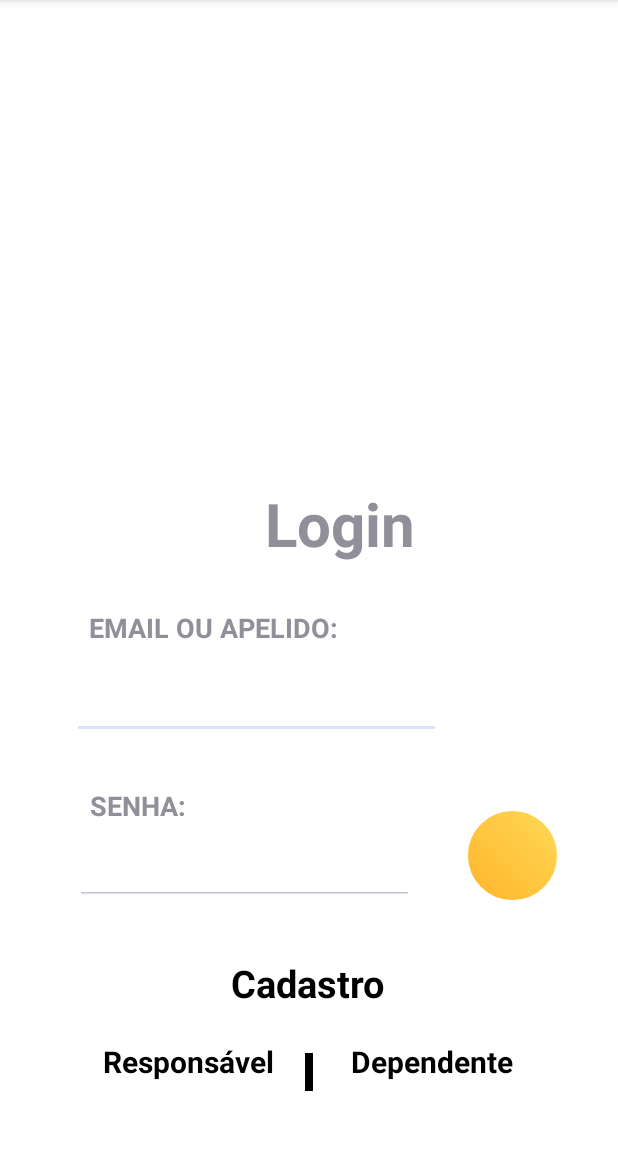
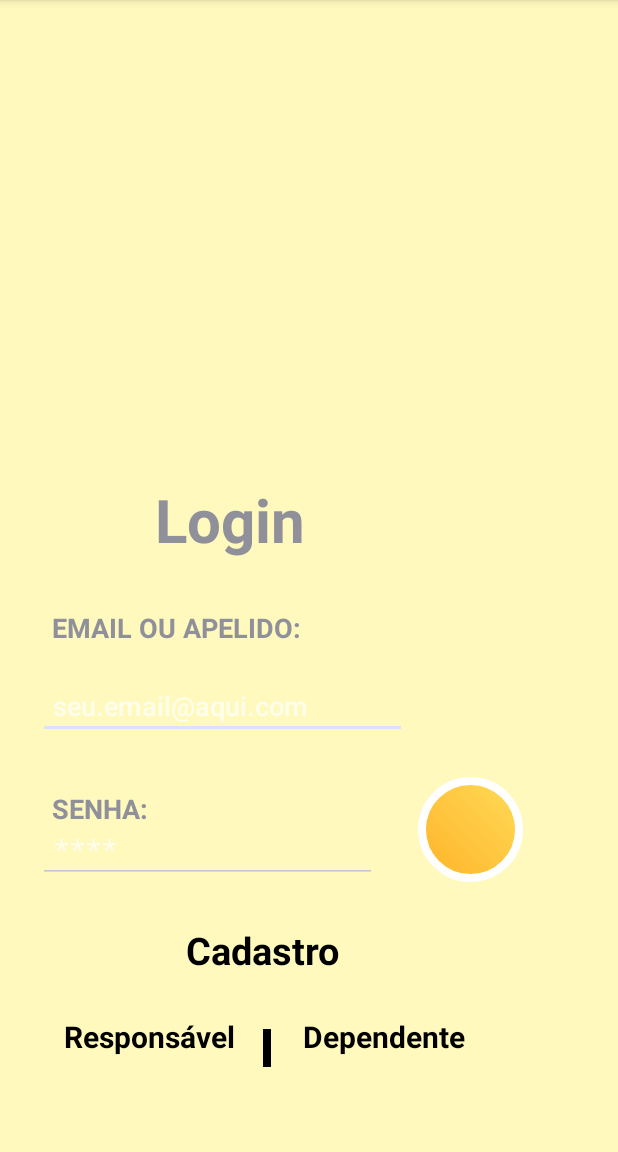
Before and after one commit to alanabanana/Babbler2, an Android app: the screen it shows after launch (LoginActivity), on a phone screen of 412 x 824 dp, the part 84-1236 px from its top. Run offline under Robolectric (Android 15) with nearby library versions, the phone set to English and light mode, and no system bars.

Commit message:
arrumar os áudios

```diff
--- a/app/src/main/java/com/example/ifpr/tccdaalana/ComunicaçãoActivity.java
+++ b/app/src/main/java/com/example/ifpr/tccdaalana/ComunicaçãoActivity.java
@@ -13,7 +13,11 @@ public class ComunicaçãoActivity extends AppCompatActivity {
         setContentView(R.layout.activity_comunicacao);
     }
     public void hello (View v) {
-        MediaPlayer mediaPlayer = MediaPlayer.create(this, R.raw.);
+        MediaPlayer mediaPlayer = MediaPlayer.create(this, R.raw.oi);
+        mediaPlayer.start();
+    }
+    public void bye (View v) {
+        MediaPlayer mediaPlayer = MediaPlayer.create(this, R.raw.tchau);
         mediaPlayer.start();
     }
     public void TelaComunicacaoComida(View v){
--- a/app/src/main/java/com/example/ifpr/tccdaalana/ImagemActivity.java
+++ b/app/src/main/java/com/example/ifpr/tccdaalana/ImagemActivity.java
@@ -314,7 +314,7 @@ public class ImagemActivity extends Activity {
     }
     public void escolheuMaisSad (View v) {
         Bundle bundle = new Bundle();
-        bundle.putString("Imagem", "maisSad");
+        bundle.putString("Imagem", "maisad");
         Intent intent = new Intent(this, AdicionarBotaoActivity.class);
         intent.putExtras(bundle);
         startActivity(intent);
@@ -391,7 +391,7 @@ public class ImagemActivity extends Activity {
     }
     public void escolheuFurioso (View v) {
         Bundle bundle = new Bundle();
-        bundle.putString("Imagem", "muitoAngry");
+        bundle.putString("Imagem", "muitoangry");
         Intent intent = new Intent(this, AdicionarBotaoActivity.class);
         intent.putExtras(bundle);
         startActivity(intent);
@@ -532,7 +532,7 @@ public class ImagemActivity extends Activity {
     }
     public void escolheuCem (View v) {
         Bundle bundle = new Bundle();
-        bundle.putString("Imagem", "oneHundred");
+        bundle.putString("Imagem", "onehundred");
         Intent intent = new Intent(this, AdicionarBotaoActivity.class);
         intent.putExtras(bundle);
         startActivity(intent);
--- a/app/src/main/java/com/example/ifpr/tccdaalana/LoginActivity.java
+++ b/app/src/main/java/com/example/ifpr/tccdaalana/LoginActivity.java
@@ -78,7 +78,7 @@ public class LoginActivity extends Activity {
         for (int i = 0; i < dependente.length(); i++) {
             JSONObject jsonObject = dependente.getJSONObject(i);
             String apelido = jsonObject.getString("Apelido");
-            String emailResponsavel = jsonObject.getString("Responsavel_email");
+            String emailResponsavel = jsonObject.getString("Responsável_email");
             String senha = jsonObject.getString("Senha");
 
             if (emailResponsavel.equals(emailApelidoDigitado) && senha.equals(senhaDigitada)) {
--- a/app/src/main/res/layout/activity_login.xml
+++ b/app/src/main/res/layout/activity_login.xml
@@ -4,7 +4,7 @@
     xmlns:app="http://schemas.android.com/apk/res-auto"
     xmlns:tools="http://schemas.android.com/tools"
     android:layout_width="match_parent"
-    android:background="#fff"
+    android:background="#fff9bd"
     android:layout_height="match_parent">
 
 
@@ -22,10 +22,10 @@
         android:textStyle="bold"
         app:layout_constraintBottom_toBottomOf="parent"
         app:layout_constraintEnd_toEndOf="parent"
-        app:layout_constraintHorizontal_bias="0.569"
+        app:layout_constraintHorizontal_bias="0.322"
         app:layout_constraintStart_toStartOf="parent"
         app:layout_constraintTop_toTopOf="parent"
-        app:layout_constraintVertical_bias="0.45" />
+        app:layout_constraintVertical_bias="0.446" />
 
     <TextView
         android:id="@+id/textEmail"
@@ -42,7 +42,7 @@
         android:textStyle="bold"
         app:layout_constraintBottom_toBottomOf="parent"
         app:layout_constraintEnd_toEndOf="parent"
-        app:layout_constraintHorizontal_bias="0.198"
+        app:layout_constraintHorizontal_bias="0.08"
         app:layout_constraintStart_toStartOf="parent"
         app:layout_constraintTop_toTopOf="parent"
         app:layout_constraintVertical_bias="0.549" />
@@ -62,7 +62,7 @@
         android:textSize="18sp"
         app:layout_constraintBottom_toBottomOf="parent"
         app:layout_constraintEnd_toEndOf="parent"
-        app:layout_constraintHorizontal_bias="0.268"
+        app:layout_constraintHorizontal_bias="0.114"
         app:layout_constraintStart_toStartOf="parent"
         app:layout_constraintTop_toBottomOf="@+id/textEmail"
         app:layout_constraintVertical_bias="0.0" />
@@ -72,6 +72,7 @@
         android:layout_width="226dp"
         android:layout_height="44dp"
         android:layout_marginStart="8dp"
+        android:layout_marginTop="8dp"
         android:layout_marginEnd="8dp"
         android:layout_marginBottom="8dp"
         android:ems="10"
@@ -81,10 +82,10 @@
         android:textSize="18sp"
         app:layout_constraintBottom_toBottomOf="parent"
         app:layout_constraintEnd_toEndOf="parent"
-        app:layout_constraintHorizontal_bias="0.248"
+        app:layout_constraintHorizontal_bias="0.1"
         app:layout_constraintStart_toStartOf="parent"
-        app:layout_constraintTop_toBottomOf="@+id/textSenha"
-        app:layout_constraintVertical_bias="0.0" />
+        app:layout_constraintTop_toTopOf="parent"
+        app:layout_constraintVertical_bias="0.758" />
 
     <TextView
         android:id="@+id/textSenha"
@@ -101,10 +102,10 @@
         android:textStyle="bold"
         app:layout_constraintBottom_toBottomOf="parent"
         app:layout_constraintEnd_toEndOf="parent"
-        app:layout_constraintHorizontal_bias="0.136"
+        app:layout_constraintHorizontal_bias="0.055"
         app:layout_constraintStart_toStartOf="parent"
         app:layout_constraintTop_toTopOf="parent"
-        app:layout_constraintVertical_bias="0.716" />
+        app:layout_constraintVertical_bias="0.719" />
 
     <TextView
         android:id="@+id/textView3"
@@ -123,10 +124,10 @@
         android:textStyle="bold"
         app:layout_constraintBottom_toBottomOf="parent"
         app:layout_constraintEnd_toEndOf="parent"
-        app:layout_constraintHorizontal_bias="0.203"
+        app:layout_constraintHorizontal_bias="0.105"
         app:layout_constraintStart_toStartOf="parent"
         app:layout_constraintTop_toTopOf="parent"
-        app:layout_constraintVertical_bias="0.954" />
+        app:layout_constraintVertical_bias="0.931" />
 
 
     <TextView
@@ -146,10 +147,10 @@
         android:textStyle="bold"
         app:layout_constraintBottom_toBottomOf="parent"
         app:layout_constraintEnd_toEndOf="parent"
-        app:layout_constraintHorizontal_bias="0.798"
+        app:layout_constraintHorizontal_bias="0.681"
         app:layout_constraintStart_toStartOf="parent"
         app:layout_constraintTop_toTopOf="parent"
-        app:layout_constraintVertical_bias="0.954" />
+        app:layout_constraintVertical_bias="0.931" />
 
     <ImageButton
         android:id="@+id/imageButton"
@@ -164,10 +165,10 @@
         android:padding="12dp"
         app:layout_constraintBottom_toBottomOf="parent"
         app:layout_constraintEnd_toEndOf="parent"
-        app:layout_constraintHorizontal_bias="0.916"
+        app:layout_constraintHorizontal_bias="0.83"
         app:layout_constraintStart_toStartOf="parent"
         app:layout_constraintTop_toTopOf="parent"
-        app:layout_constraintVertical_bias="0.773"
+        app:layout_constraintVertical_bias="0.748"
         app:srcCompat="@drawable/ic_arrow_forward_white"
         tools:ignore="MissingConstraints,VectorDrawableCompat" />
 
@@ -185,10 +186,10 @@
         android:textStyle="bold"
         app:layout_constraintBottom_toBottomOf="parent"
         app:layout_constraintEnd_toEndOf="parent"
-        app:layout_constraintHorizontal_bias="0.498"
+        app:layout_constraintHorizontal_bias="0.395"
         app:layout_constraintStart_toStartOf="parent"
         app:layout_constraintTop_toTopOf="parent"
-        app:layout_constraintVertical_bias="0.878" />
+        app:layout_constraintVertical_bias="0.848" />
 
     <View
         android:layout_width="5dp"
@@ -201,9 +202,10 @@
         android:focusable="false"
         app:layout_constraintBottom_toBottomOf="parent"
         app:layout_constraintEnd_toEndOf="parent"
+        app:layout_constraintHorizontal_bias="0.428"
         app:layout_constraintStart_toStartOf="parent"
         app:layout_constraintTop_toTopOf="parent"
-        app:layout_constraintVertical_bias="0.955"
+        app:layout_constraintVertical_bias="0.933"
         tools:ignore="MissingConstraints" />
 
     <ImageView
@@ -216,10 +218,10 @@
         android:layout_marginBottom="8dp"
         app:layout_constraintBottom_toBottomOf="parent"
         app:layout_constraintEnd_toEndOf="parent"
-        app:layout_constraintHorizontal_bias="0.495"
+        app:layout_constraintHorizontal_bias="0.256"
         app:layout_constraintStart_toStartOf="parent"
         app:layout_constraintTop_toTopOf="parent"
-        app:layout_constraintVertical_bias="0.08"
+        app:layout_constraintVertical_bias="0.067"
         app:srcCompat="@drawable/logo1" />
 
 </android.support.constraint.ConstraintLayout>
--- a/app/src/main/res/layout/activity_perfil_pai.xml
+++ b/app/src/main/res/layout/activity_perfil_pai.xml
@@ -73,6 +73,6 @@
         app:layout_constraintStart_toStartOf="parent"
         app:layout_constraintTop_toTopOf="parent"
         app:layout_constraintVertical_bias="0.951"
-        app:srcCompat="@drawable/icon_mais_amarelo" />
+        app:srcCompat="@drawable/ic_add_icon" />
 
 </android.support.constraint.ConstraintLayout>
--- a/app/src/main/res/layout/activity_sentimento.xml
+++ b/app/src/main/res/layout/activity_sentimento.xml
@@ -81,7 +81,7 @@
           android:layout_width="150sp"
           android:layout_height="150sp"
           android:layout_gravity="center"
-          android:background="@drawable/muito_angry"
+          android:background="@drawable/muitoangry"
           android:onClick="euEstouComRaiva" />
 
       <TextView
```
Also changed, not shown: app/src/main/java/com/example/ifpr/tccdaalana/AdicionarBotaoActivity.java (+15 -15 lines), app/src/main/java/com/example/ifpr/tccdaalana/CasaActivity.java (+11 -10 lines), app/src/main/java/com/example/ifpr/tccdaalana/ComidaActivity.java (+13 -13 lines), app/src/main/java/com/example/ifpr/tccdaalana/CorpoActivity.java (+16 -16 lines), app/src/main/java/com/example/ifpr/tccdaalana/DiversaoActivity.java (+15 -15 lines), app/src/main/java/com/example/ifpr/tccdaalana/DorActivity.java (+16 -16 lines), app/src/main/java/com/example/ifpr/tccdaalana/EscolaActivity.java (+13 -4 lines), app/src/main/java/com/example/ifpr/tccdaalana/SentimentoActivity.java (+10 -10 lines), app/src/main/res/layout/activity_corpo.xml (+1 -7 lines), app/src/main/res/layout/activity_imagem.xml (+11 -11 lines), app/src/main/res/layout/activity_relatorio.xml (+3 -5 lines).
